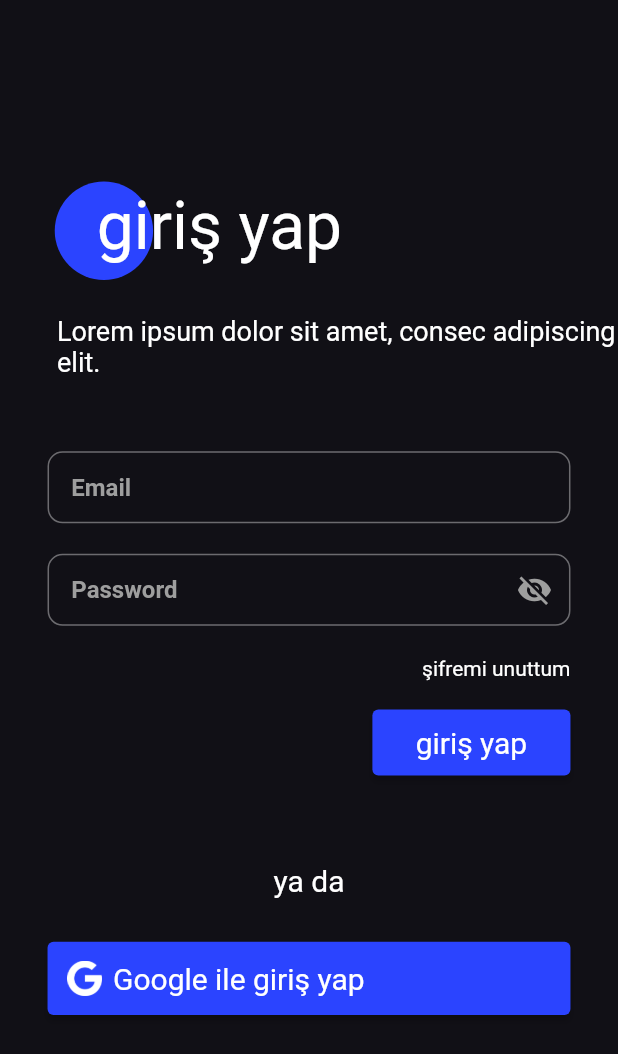
After one commit to cameloott/cuzdan, a Flutter app: the LoginView screen opened directly, on a phone screen of 412 x 824 dp. The commit adds this screen. Shown: the top 1054 px of the screen. Run offline on Flutter 3.47's test engine with Material 2 defaults, Android fonts, the phone set to English and light mode, and no system bars; our stand-ins replace cloud_firestore, easy_localization, firebase_core, flutter_mobx, mobx, shared_preferences; accounts and stored records are empty; generated files the repository leaves out were written again.

Commit message:
login_view eklendi

```diff
--- a/lib/core/constant/navigation/navigation_constants.dart
+++ b/lib/core/constant/navigation/navigation_constants.dart
@@ -2,4 +2,5 @@ class NavigationConstants {
   static const HOME_VIEW = 'home';
   static const WELCOME_VIEW = '/welcome';
   static const ONBOARD_VIEW = '/onboard';
+  static const LOGIN_VIEW = '/login';
 }
--- a/lib/core/init/navigation/navigation_route.dart
+++ b/lib/core/init/navigation/navigation_route.dart
@@ -1,3 +1,5 @@
+import 'package:cuzdan/ui/login/login_view.dart';
+
 import '../../../ui/onboard/view/onboard_view.dart';
 import '../../../ui/onboard/view/welcome_view.dart';
 import 'package:flutter/cupertino.dart';
@@ -23,6 +25,8 @@ class NavigationRoute {
         return normalNavigate(WelcomeView());
       case NavigationConstants.ONBOARD_VIEW:
         return normalNavigate(OnboardView());
+      case NavigationConstants.LOGIN_VIEW:
+        return normalNavigate(LoginView(true));
       default:
         return normalNavigate(const Scaffold());
     }
--- /dev/null
+++ b/lib/ui/login/login_view.dart
@@ -0,0 +1,240 @@
+import 'package:cuzdan/core/base/state/base_state.dart';
+import 'package:cuzdan/core/init/navigation/navigation_service.dart';
+import 'package:flutter/material.dart';
+
+class LoginView extends StatefulWidget {
+  const LoginView(this.isLogin, {Key? key}) : super(key: key);
+  final bool isLogin;
+  @override
+  State<LoginView> createState() => _LoginViewState();
+}
+
+class _LoginViewState extends BaseState<LoginView> {
+  bool passwordVisible = false;
+
+  @override
+  void initState() {
+    super.initState();
+    passwordVisible = !widget.isLogin;
+  }
+
+  @override
+  Widget build(BuildContext context) {
+    return Scaffold(
+      backgroundColor: Color(0xff111016),
+      resizeToAvoidBottomInset: false,
+      body: SafeArea(
+          child: Column(
+        mainAxisAlignment: MainAxisAlignment.start,
+        crossAxisAlignment: CrossAxisAlignment.start,
+        children: [
+          buildTextHeader(),
+          buildTextDetail(),
+          buildTextFormFieldEmail(),
+          buildTextFormFieldPassword(),
+          buildTextForgetPassword(),
+          buildElevatedButtonLogin(),
+          buildText(),
+          buildElevatedButtonLoginWithGoogle(),
+        ],
+      )),
+    );
+  }
+
+  Widget buildTextHeader() {
+    return Stack(
+      children: [
+        Container(
+          margin:
+              EdgeInsets.only(left: dynamicWidth(32), top: dynamicHeight(124)),
+          width: dynamicWidth(67.15),
+          height: dynamicHeight(67.15),
+          decoration: BoxDecoration(
+            color: Color(0xff2B44FF),
+            shape: BoxShape.circle,
+          ),
+        ),
+        Container(
+          margin:
+              EdgeInsets.only(left: dynamicWidth(61), top: dynamicHeight(128)),
+          child: Text(
+            widget.isLogin ? 'giriş yap' : 'kayıt ol',
+            style: TextStyle(fontSize: 44),
+          ),
+        ),
+      ],
+    );
+  }
+
+  Widget buildTextDetail() {
+    return Container(
+      margin: EdgeInsets.only(left: dynamicWidth(36), top: dynamicHeight(24)),
+      child: Text(
+        'Lorem ipsum dolor sit amet, consec adipiscing elit.',
+        style: TextStyle(fontSize: 18),
+      ),
+    );
+  }
+
+  Widget buildTextFormFieldEmail() {
+    return Container(
+      margin: EdgeInsets.only(left: dynamicWidth(30), top: dynamicHeight(50)),
+      width: dynamicWidth(330),
+      height: dynamicHeight(50),
+      child: TextFormField(
+        style: TextStyle(
+          fontSize: 16,
+          color: Colors.grey,
+          fontWeight: FontWeight.w600,
+        ),
+        onChanged: (value) {},
+        decoration: InputDecoration(
+          contentPadding:
+              EdgeInsets.only(left: dynamicWidth(15), top: dynamicHeight(16)),
+          focusColor: Colors.white,
+          border: OutlineInputBorder(
+            borderRadius: BorderRadius.circular(10.0),
+          ),
+          focusedBorder: OutlineInputBorder(
+            borderSide: const BorderSide(color: Color(0xff2B44FF), width: 1.0),
+            borderRadius: BorderRadius.circular(10.0),
+          ),
+          fillColor: Colors.grey,
+          hintText: "Email",
+          hintStyle: TextStyle(
+            color: Colors.grey,
+            fontSize: 16,
+          ),
+        ),
+      ),
+    );
+  }
+
+  Widget buildTextFormFieldPassword() {
+    return Container(
+      margin: EdgeInsets.only(left: dynamicWidth(30), top: dynamicHeight(20)),
+      width: dynamicWidth(330),
+      height: dynamicHeight(50),
+      child: TextFormField(
+        obscureText: !passwordVisible,
+        style: TextStyle(
+          fontSize: 16,
+          color: Colors.grey,
+          fontWeight: FontWeight.w600,
+        ),
+        onChanged: (value) {},
+        decoration: InputDecoration(
+          contentPadding:
+              EdgeInsets.only(left: dynamicWidth(15), top: dynamicHeight(16)),
+          focusColor: Colors.white,
+          suffixIcon: IconButton(
+              icon: Icon(
+                passwordVisible ? Icons.visibility : Icons.visibility_off,
+                color: Colors.grey,
+              ),
+              onPressed: () {
+                setState(() {
+                  passwordVisible = !passwordVisible;
+                });
+              }),
+          border: OutlineInputBorder(
+            borderRadius: BorderRadius.circular(10.0),
+          ),
+          focusedBorder: OutlineInputBorder(
+            borderSide: const BorderSide(color: Color(0xff2B44FF), width: 1.0),
+            borderRadius: BorderRadius.circular(10.0),
+          ),
+          fillColor: Colors.grey,
+          hintText: "Password",
+          hintStyle: TextStyle(
+            color: Colors.grey,
+            fontSize: 16,
+          ),
+        ),
+      ),
+    );
+  }
+
+  Widget buildTextForgetPassword() {
+    return Container(
+      alignment: Alignment.centerRight,
+      margin: EdgeInsets.only(right: dynamicWidth(30), top: dynamicHeight(20)),
+      child: InkWell(
+        onTap: () => {
+          //TODO şifremi unuttum
+        },
+        child: Text(
+          widget.isLogin ? 'şifremi unuttum' : '',
+          style: TextStyle(fontSize: 14),
+        ),
+      ),
+    );
+  }
+
+  Widget buildElevatedButtonLogin() {
+    return Container(
+      margin: EdgeInsets.only(left: dynamicWidth(235), top: dynamicHeight(20)),
+      width: dynamicWidth(125),
+      height: dynamicHeight(45),
+      child: ElevatedButton(
+        style: ButtonStyle(
+          textStyle: MaterialStateProperty.all(
+            const TextStyle(fontSize: 20),
+          ),
+          backgroundColor: MaterialStateProperty.all(
+            Color(0xff2B44FF),
+          ),
+        ),
+        child: Text(
+          widget.isLogin ? 'giriş yap' : 'kayıt ol',
+          style: TextStyle(color: Colors.white),
+        ),
+        onPressed: () {
+          //TODO press login
+        },
+      ),
+    );
+  }
+
+  Widget buildText() {
+    return Container(
+      alignment: Alignment.center,
+      margin: EdgeInsets.only(top: dynamicHeight(60)),
+      child: Text(
+        'ya da',
+        style: TextStyle(fontSize: 20),
+      ),
+    );
+  }
+
+  Widget buildElevatedButtonLoginWithGoogle() {
+    return Container(
+      margin: EdgeInsets.only(left: dynamicWidth(30), top: dynamicHeight(30)),
+      width: dynamicWidth(330),
+      height: dynamicHeight(50),
+      child: ElevatedButton.icon(
+        style: ButtonStyle(
+          textStyle: MaterialStateProperty.all(
+            const TextStyle(fontSize: 20),
+          ),
+          backgroundColor: MaterialStateProperty.all(
+            Color(0xff2B44FF),
+          ),
+          alignment: Alignment.centerLeft,
+        ),
+        icon: Image.asset(
+          'assets/icons/googleicon.png',
+          width: dynamicWidth(24),
+          height: dynamicHeight(24),
+        ),
+        label: Text(
+          'Google ile ' + (widget.isLogin ? 'giriş yap' : 'kayıt ol'),
+          style: TextStyle(color: Colors.white),
+        ),
+        onPressed: () {
+          //TODO press google login
+        },
+      ),
+    );
+  }
+}
```
Also changed, not shown: assets/icons/googleicon.png (added).
